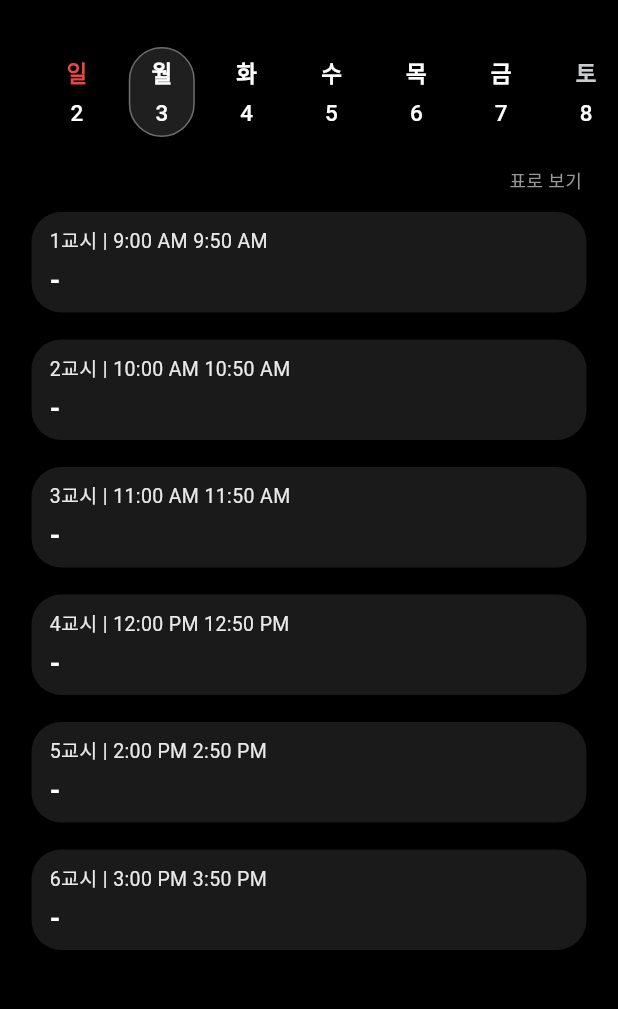
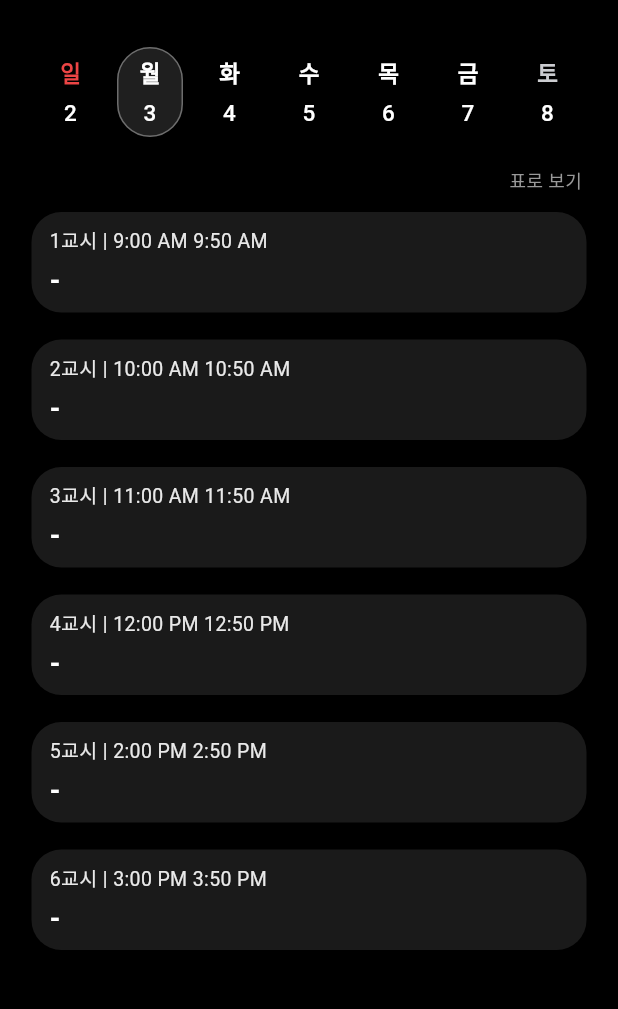
Before and after one commit to Gochon-Gothic/gochonHc_app, a Flutter app: the TimetableScreen widget shown alone on an empty page, opened directly, after a tap on "다시 시도", after a tap on "리스트로 보기", on a phone screen of 412 x 824 dp, the part 217-1226 px from its top. Run offline on Flutter 3.47's test engine with Material 3 defaults, Android fonts, the phone set to English and light mode, and no system bars; our stand-ins replace cloud_firestore, dio, firebase_auth, firebase_core, flutter_svg, google_sign_in and 1 more; missing offline and left inert: gsheets, liquid_glass_renderer; accounts and stored records are empty; network calls fail; Roboto replaces fonts that are missing (SFPro); key blocks and very long unbroken strings in the code were emptied for the run.

Commit message:
시간표 완성

```diff
--- a/lib/screens/login_screen.dart
+++ b/lib/screens/login_screen.dart
@@ -44,13 +44,17 @@ class _LoginScreenState extends State<LoginScreen> {
             final userInfo = UserInfo.fromJson(userData);
             await UserService.instance.saveUserInfo(userInfo);
           }
+          if (mounted) {
             Navigator.pushReplacementNamed(context, '/main');
+          }
         } else {
+          if (mounted) {
             Navigator.pushReplacementNamed(
               context,
               '/initial_setup',
               arguments: {'userEmail': user.email, 'uid': user.uid},
             );
+          }
         }
       } else {
         print('로그인 취소됨');
--- a/lib/screens/timetable_screen.dart
+++ b/lib/screens/timetable_screen.dart
@@ -554,9 +554,7 @@ class _TimetableScreenState extends State<TimetableScreen> {
           ),
           const SizedBox(height: 20),
           if (!_isTableView)
-            Transform(
-              transform: Matrix4.translationValues(15, 0, 0),
-              child: Padding(
+            Padding(
               padding: const EdgeInsets.symmetric(horizontal: 12),
               child: SizedBox(
                 height: 90,
@@ -579,7 +577,6 @@ class _TimetableScreenState extends State<TimetableScreen> {
                       }
                     }
                   },
-                  ),
                 ),
               ),
             ),
@@ -815,10 +812,17 @@ class _WeekHeader extends StatelessWidget {
 
   @override
   Widget build(BuildContext context) {
-    final labels = const ['일', '월', '화', '수', '목', '금', '토'];
-    const double gap = 8;
-    const double capsuleWidth = 44;
-    const double capsuleHeight = 60;
+    const labels = ['일', '월', '화', '수', '목', '금', '토'];
+    const itemWidth = 44.0;
+    const sidePadding = 13.0;
+    const capsuleWidth = 44.0;
+    const capsuleHeight = 60.0;
+
+    Color getDayColor(int index) {
+      if (index == 0) return const Color.fromRGBO(236, 69, 69, 1);
+      if (index == 6) return const Color.fromARGB(255, 203, 204, 208);
+      return textColor;
+    }
 
     return Column(
       children: [
@@ -826,54 +830,59 @@ class _WeekHeader extends StatelessWidget {
           height: 80,
           child: LayoutBuilder(
             builder: (context, constraints) {
-              final double itemWidth = (constraints.maxWidth - gap * 6) / 7;
+              final totalItemWidth = 7 * itemWidth;
+              final gapBetweenDays = (constraints.maxWidth - totalItemWidth - (2 * sidePadding)) / 6;
+              final startX = sidePadding;
+
+              final positions = List.generate(7, (i) {
+                return startX + i * (itemWidth + gapBetweenDays);
+              });
 
               return Stack(
                 children: [
-                  Positioned.fill(
-                    child: Padding(
-                      padding: const EdgeInsets.symmetric(horizontal: 0),
-                      child: Row(
-                        children: List.generate(7, (i) {
-                          Color c = textColor;
-                          if (i == 0) c = const Color.fromRGBO(236, 69, 69, 1);
-                          if (i == 6) c = const Color.fromARGB(255, 203, 204, 208);
-                          final d = dates[i];
-
-                          return GestureDetector(
+                  ...List.generate(7, (i) {
+                    return Positioned(
+                      left: positions[i],
+                      top: 0,
+                      width: itemWidth,
+                      height: 80,
+                      child: GestureDetector(
                         onTap: () => onTapDay?.call(i),
-                            child: Container(
-                              width: itemWidth,
-                              margin: EdgeInsets.only(right: i == 6 ? 0 : gap),
                         child: Column(
                           mainAxisAlignment: MainAxisAlignment.center,
                           children: [
-                                  Text(labels[i], style: TextStyle(color: c, fontSize: 15, fontWeight: FontWeight.w600)),
+                            Text(
+                              labels[i],
+                              style: TextStyle(color: getDayColor(i), fontSize: 15, fontWeight: FontWeight.w600),
+                            ),
                             const SizedBox(height: 6),
-                                  Text('${d.day}', style: TextStyle(color: textColor, fontSize: 15, fontWeight: FontWeight.w500)),
+                            Text(
+                              '${dates[i].day}',
+                              style: TextStyle(color: textColor, fontSize: 15, fontWeight: FontWeight.w500),
+                            ),
                           ],
                         ),
                       ),
                     );
                   }),
-                      ),
-                    ),
-                  ),
                   AnimatedBuilder(
                     animation: controller ?? const AlwaysStoppedAnimation(0.0),
                     builder: (context, _) {
                       double page = 0.0;
-                      if (controller != null && controller!.positions.isNotEmpty) {
-                        final p = controller!.page;
-                        if (p != null) {
-                          page = p.clamp(0, 4);
-                        }
+                      if (controller?.positions.isNotEmpty == true) {
+                        page = (controller!.page ?? 0.0).clamp(0, 4);
                       }
 
-                      final double dayIndex = page + 1;
-                      final double centerX = (itemWidth * 0.5) + dayIndex * (itemWidth + gap);
+                      final dayIndexDouble = page + 1.0;
+                      final int lowerIndex = dayIndexDouble.floor().clamp(1, 5);
+                      final int upperIndex = (dayIndexDouble.ceil()).clamp(1, 5);
+                      final double t = dayIndexDouble - lowerIndex;
+
+                      final double lowerX = positions[lowerIndex] + (itemWidth / 2);
+                      final double upperX = positions[upperIndex] + (itemWidth / 2);
+                      final double centerX = lowerX + (upperX - lowerX) * t;
                       final double leftForCapsule = centerX - (capsuleWidth / 2);
-                      final Color capsuleFill = isDark
+                      final capsuleFill = isDark
                           ? const Color.fromRGBO(255, 255, 255, 0.12)
                           : const Color.fromRGBO(0, 0, 0, 0.08);
 
```
Also changed, not shown: lib/main.dart (+21 -1 lines), lib/start.dart (+29 -2 lines). Lines whose indentation alone changed are shown as unchanged.
